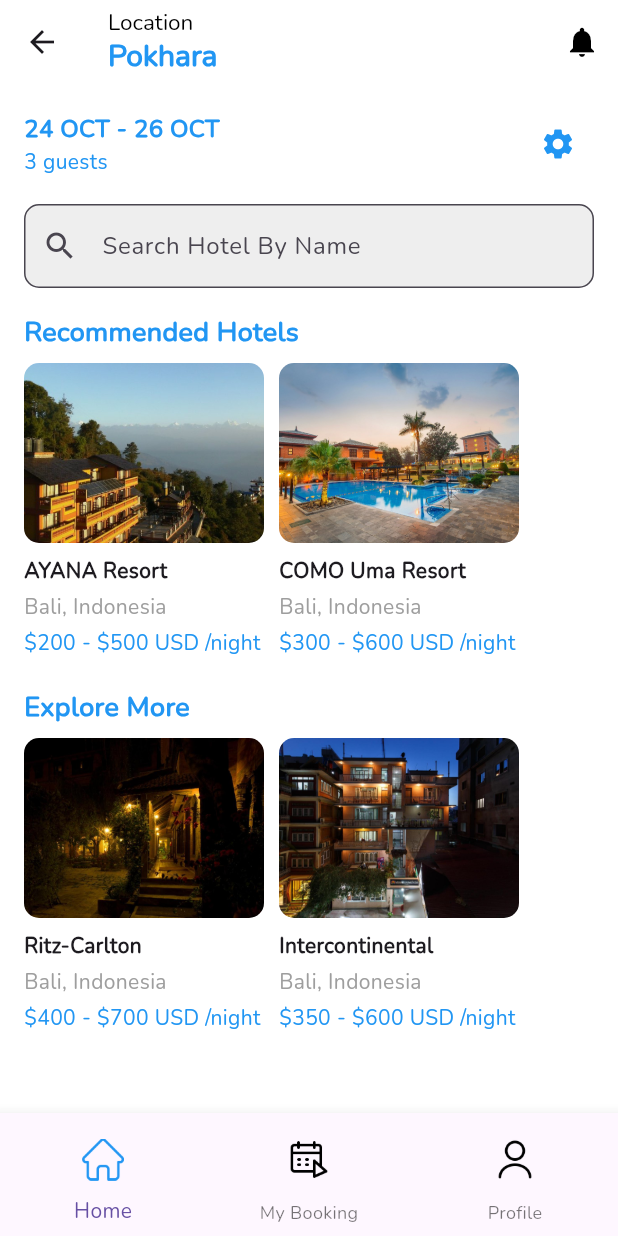
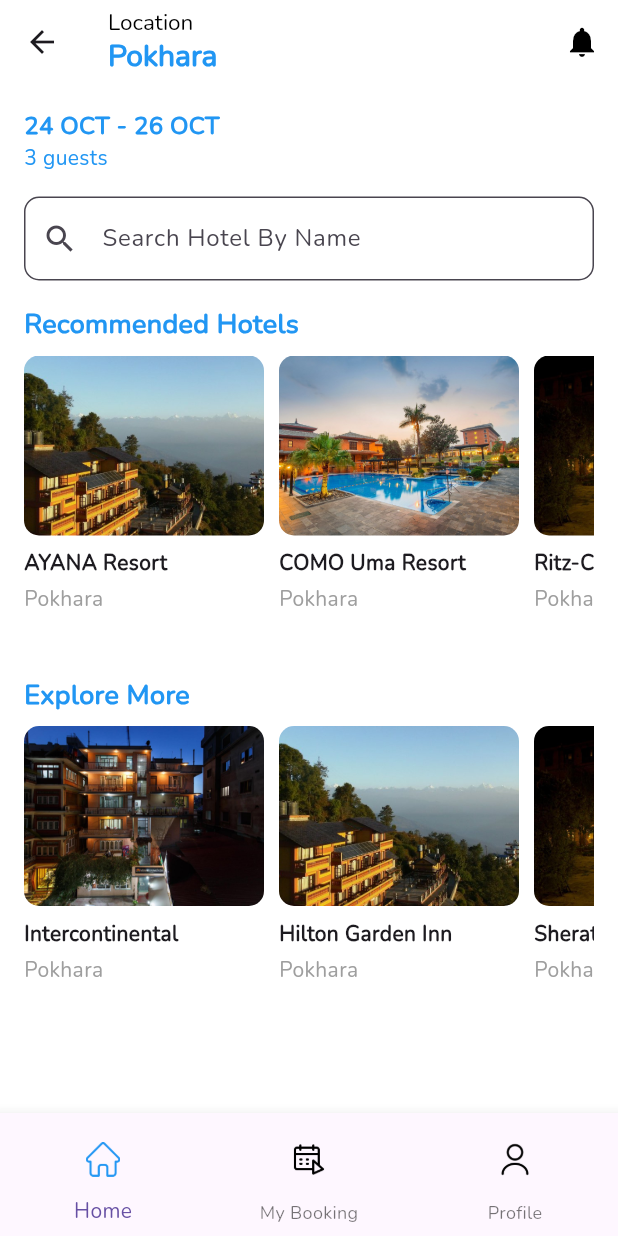
Before and after one commit to SiddharthPaudel/hotel_booking, a Flutter app: the DashboardView screen opened by its route, on a phone screen of 412 x 824 dp. Run offline on Flutter 3.47's test engine with Material 3 defaults, Android fonts, the phone set to English and light mode, and no system bars; our stand-ins replace introduction_screen.

Commit message:
Changes in Icons

```diff
--- a/lib/Buttom_screen/home_screen_view.dart
+++ b/lib/Buttom_screen/home_screen_view.dart
@@ -15,9 +15,9 @@ class HomeScreenView extends StatelessWidget {
               style: TextStyle(fontSize: 15, color: Colors.black),
             ),
             Text(
-                "Pokhara",
-                style: TextStyle(fontSize: 20, color: Colors.blue,fontWeight: FontWeight.bold),
-                ),
+              "Pokhara",
+              style: TextStyle(fontSize: 20, color: Colors.blue, fontWeight: FontWeight.bold),
+            ),
           ],
         ),
         actions: [
@@ -41,16 +41,11 @@ class HomeScreenView extends StatelessWidget {
                     children: [
                       Text(
                         "24 OCT - 26 OCT",
-                        style: TextStyle(
-                            fontSize: 16, fontWeight: FontWeight.bold,color:Colors.blue ),
+                        style: TextStyle(fontSize: 16, fontWeight: FontWeight.bold, color: Colors.blue),
                       ),
                       Text("3 guests", style: TextStyle(color: Colors.blue)),
                     ],
                   ),
-                ),
-                IconButton(
-                  icon: Icon(Icons.settings, color: Colors.blue),
-                  onPressed: () {},
                 ),
               ],
             ),
@@ -62,19 +57,20 @@ class HomeScreenView extends StatelessWidget {
                 hintText: "Search Hotel By Name",
                 border: OutlineInputBorder(
                   borderRadius: BorderRadius.circular(10),
-                  borderSide: BorderSide(color: Colors.grey.shade300),
+                  borderSide: BorderSide(color: Colors.blue),
                 ),
                 filled: true,
-                fillColor: Colors.grey.shade200,
+                fillColor: Colors.white,
               ),
             ),
             SizedBox(height: 16),
             // Recommended Hotels Section
             Text(
               "Recommended Hotels",
-              style: TextStyle(fontSize: 18, fontWeight: FontWeight.bold,color: Colors.blue),
+              style: TextStyle(fontSize: 18, fontWeight: FontWeight.bold, color: Colors.blue),
             ),
             SizedBox(height: 8),
+            // Use Expanded to prevent overflow in ListView
             SizedBox(
               height: 200,
               child: ListView(
@@ -83,43 +79,58 @@ class HomeScreenView extends StatelessWidget {
                   HotelCard(
                     imagePath: 'assets/images/hotel1.jpg',
                     name: 'AYANA Resort',
-                    location: 'Bali, Indonesia',
-                    priceRange: '\$200 - \$500 USD /night',
+                    location: 'Pokhara',
+
                   ),
                   SizedBox(width: 10),
                   HotelCard(
                     imagePath: 'assets/images/hotel2.png',
                     name: 'COMO Uma Resort',
-                    location: 'Bali, Indonesia',
-                    priceRange: '\$300 - \$600 USD /night',
+                    location: 'Pokhara',
+
+                  ),
+                  SizedBox(width: 10),
+                  HotelCard(
+                    imagePath: 'assets/images/hotel3.png',
+                    name: 'Ritz-Carlton',
+                    location: 'Pokhara',
+
                   ),
                 ],
               ),
             ),
-            SizedBox(height: 16),
-            // Business Accommodations Section
+            SizedBox(height: 13),
+            // Business Accommodations Section (Explore More)
             Text(
               "Explore More",
-              style: TextStyle(fontSize: 18, fontWeight: FontWeight.bold,color:Colors.blue),
+              style: TextStyle(fontSize: 18, fontWeight: FontWeight.bold, color: Colors.blue),
             ),
             SizedBox(height: 8),
+            // Use Expanded to prevent overflow in ListView
             SizedBox(
               height: 200,
               child: ListView(
                 scrollDirection: Axis.horizontal,
                 children: [
                   HotelCard(
-                    imagePath: 'assets/images/hotel3.png',
-                    name: 'Ritz-Carlton',
-                    location: 'Bali, Indonesia',
-                    priceRange: '\$400 - \$700 USD /night',
+                    imagePath: 'assets/images/hotel4.jpeg',
+                    name: 'Intercontinental',
+                    location: 'Pokhara',
+
                   ),
                   SizedBox(width: 10),
                   HotelCard(
-                    imagePath: 'assets/images/hotel4.jpeg',
-                    name: 'Intercontinental',
-                    location: 'Bali, Indonesia',
-                    priceRange: '\$350 - \$600 USD /night',
+                    imagePath: 'assets/images/hotel1.jpg',
+                    name: 'Hilton Garden Inn',
+                    location: 'Pokhara',
+
+                  ),
+                  SizedBox(width: 10),
+                  HotelCard(
+                    imagePath: 'assets/images/hotel3.png',
+                    name: 'Sheraton',
+                    location: 'Pokhara',
+
                   ),
                 ],
               ),
@@ -127,7 +138,6 @@ class HomeScreenView extends StatelessWidget {
           ],
         ),
       ),
-
     );
   }
 }
@@ -136,13 +146,13 @@ class HotelCard extends StatelessWidget {
   final String imagePath;
   final String name;
   final String location;
-  final String priceRange;
+
 
   const HotelCard({
     required this.imagePath,
     required this.name,
     required this.location,
-    required this.priceRange,
+
   });
 
   @override
@@ -172,10 +182,7 @@ class HotelCard extends StatelessWidget {
             style: TextStyle(color: Colors.grey),
           ),
           SizedBox(height: 4),
-          Text(
-            priceRange,
-            style: TextStyle(color: Colors.blue),
-          ),
+
         ],
       ),
     );
--- a/lib/view/dashboard_view.dart
+++ b/lib/view/dashboard_view.dart
@@ -28,8 +28,14 @@ class _DashboardViewState extends State<DashboardView> {
   @override
   Widget build(BuildContext context) {
     return Scaffold(
-      body: _screens[_selectedIndex], // Display selected screen
-      bottomNavigationBar: BottomNavigationBar(
+      backgroundColor: Colors.white,
+      resizeToAvoidBottomInset: false, // Prevent resizing and overflow
+      body: Padding(
+        padding: const EdgeInsets.only(bottom: 5.0), // Add padding for bottom space
+        child: _screens[_selectedIndex], // Display selected screen
+      ),
+      bottomNavigationBar: SafeArea( // Wrap BottomNavigationBar inside SafeArea
+        child: BottomNavigationBar(
           type: BottomNavigationBarType.fixed,
           currentIndex: _selectedIndex,
           onTap: _onItemTapped,
@@ -48,6 +54,7 @@ class _DashboardViewState extends State<DashboardView> {
             ),
           ],
         ),
+      ),
     );
   }
 
@@ -62,8 +69,8 @@ class _DashboardViewState extends State<DashboardView> {
       child: IconButton(
         icon: Image.asset(
           assetPath,
-          width: 28, // Increased icon size for better look
-          height: 28,
+          width: 23, // Adjust icon size
+          height: 23,
           color: _selectedIndex == _getIconIndex(label) ? Colors.blue : Colors.black,
         ),
         onPressed: () {
--- a/lib/view/splash_view.dart
+++ b/lib/view/splash_view.dart
@@ -22,7 +22,7 @@ class SplashView extends StatelessWidget {
                 );
               },
               child: Image.asset(
-                'assets/images/new_logo.png', // Path to your image
+                'assets/images/BlueStay.png', // Path to your image
                 width: 360, // Adjust size as needed
                 height: 360, // Adjust height as needed
               ),
```
Also changed, not shown: assets/images/BlueStay.png (added), assets/images/fb_logo.png (deleted), assets/images/goog.webp (deleted). Lines whose indentation alone changed are shown as unchanged.
